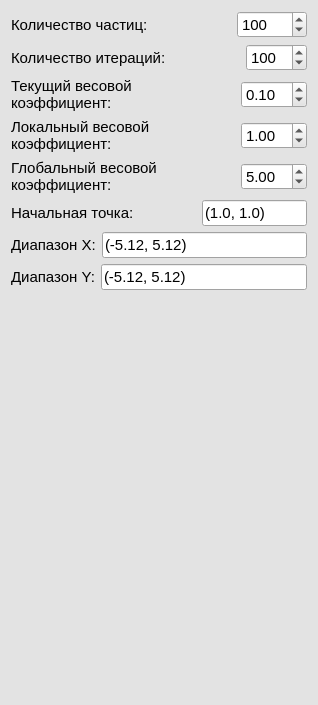
Qt form src/views/options_views/ui/particle_swarm.ui (Bagdad1970/SearchingOptimization) before a commit.
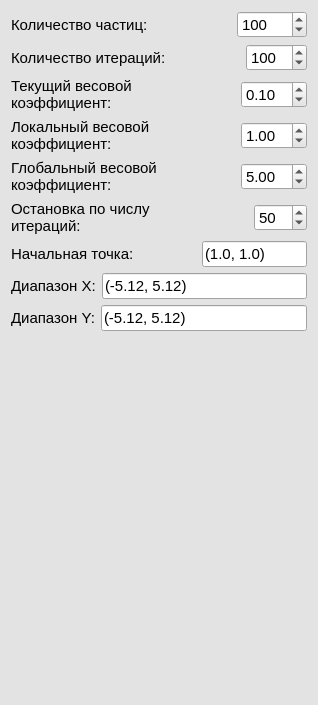
The same form after that commit.

Commit message: Add no changes stop to ParticleSwarm

The edit to the form file:
```diff
--- a/src/views/options_views/ui/particle_swarm.ui
+++ b/src/views/options_views/ui/particle_swarm.ui
@@ -712,6 +712,56 @@
      </item>
     </layout>
    </item>
+   <item>
+    <layout class="QHBoxLayout" name="horizontalLayout_10">
+     <item>
+      <widget class="QLabel" name="label_8">
+       <property name="font">
+        <font>
+         <pointsize>11</pointsize>
+        </font>
+       </property>
+       <property name="text">
+        <string>Остановка по числу итераций:</string>
+       </property>
+       <property name="wordWrap">
+        <bool>true</bool>
+       </property>
+      </widget>
+     </item>
+     <item>
+      <spacer name="horizontalSpacer_7">
+       <property name="orientation">
+        <enum>Qt::Horizontal</enum>
+       </property>
+       <property name="sizeHint" stdset="0">
+        <size>
+         <width>40</width>
+         <height>20</height>
+        </size>
+       </property>
+      </spacer>
+     </item>
+     <item>
+      <widget class="QSpinBox" name="no_changes_iterations_count">
+       <property name="font">
+        <font>
+         <pointsize>11</pointsize>
+        </font>
+       </property>
+       <property name="minimum">
+        <number>1</number>
+       </property>
+       <property name="maximum">
+        <number>500</number>
+       </property>
+       <property name="value">
+        <number>50</number>
+       </property>
+      </widget>
+     </item>
+    </layout>
+   </item>
    <item>
     <layout class="QHBoxLayout" name="horizontalLayout_5">
      <item>
```
The commit also changes 1 other file.
